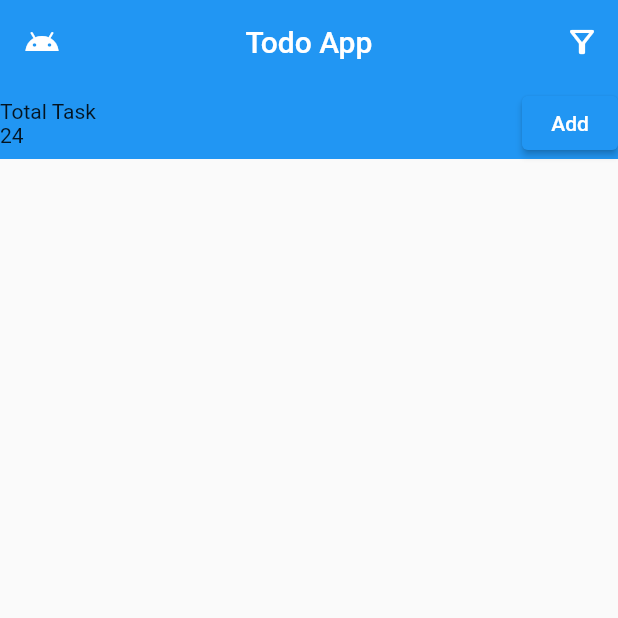
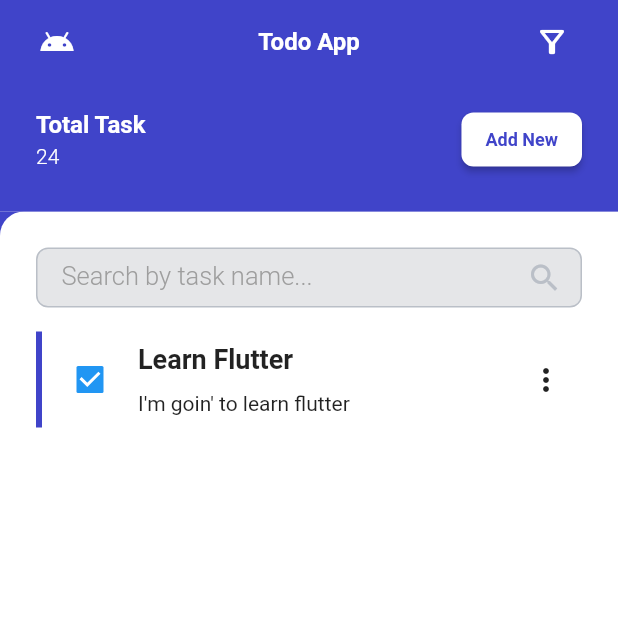
Before and after one commit to BSO-Android-2021/todo_app, a Flutter app: the screen it shows after launch, on a phone screen of 412 x 824 dp, the top half of it. Run offline on Flutter 3.47's test engine with Material 2 defaults, Android fonts, the phone set to English and light mode, and no system bars.

Commit message:
Add Home Page (blm sama dropdown euy)

```diff
--- a/lib/main.dart
+++ b/lib/main.dart
@@ -1,4 +1,5 @@
 import 'package:flutter/material.dart';
+import 'package:flutter/widgets.dart';
 
 void main() {
   runApp(const MyApp());
@@ -26,35 +27,155 @@ class MyTodo extends StatelessWidget {
   Widget build(BuildContext context) {
     return Scaffold(
       appBar: AppBar(
-        leading: Icon(Icons.android_outlined),
+        backgroundColor: Color(0xff4044C9),
+        leading: Padding(
+          padding: const EdgeInsets.only(left: 20),
+          child: Icon(Icons.android_outlined),
+        ),
         centerTitle: true,
-        title: Text("Todo App"),
+        title: Text(
+          "Todo App",
+          style: TextStyle(fontWeight: FontWeight.w700, fontSize: 16),
+        ),
         actions: [
-          IconButton(
+          Padding(
+            padding: const EdgeInsets.only(right: 20),
+            child: IconButton(
               onPressed: () {},
               icon: Icon(Icons.filter_alt_outlined),
+            ),
           ),
         ],
         elevation: 0,
         bottom: PreferredSize(
+          child: Padding(
+            padding: const EdgeInsets.only(right: 24, left: 24, bottom: 24),
             child: Row(
               mainAxisAlignment: MainAxisAlignment.spaceBetween,
               children: [
                 Column(
                   crossAxisAlignment: CrossAxisAlignment.start,
                   children: [
-                  Text("Total Task"),
-                  Text("24"),
+                    Text(
+                      "Total Task",
+                      style: TextStyle(
+                          fontSize: 16,
+                          fontWeight: FontWeight.w700,
+                          color: Colors.white),
+                    ),
+                    SizedBox(height: 4),
+                    Text(
+                      "24",
+                      style: TextStyle(
+                          fontWeight: FontWeight.w300, color: Colors.white),
+                    ),
                   ],
                 ),
                 Column(
                   children: [
-                  ElevatedButton(onPressed: () {}, child: Text("Add")),
+                    ElevatedButton(
+                      onPressed: () {},
+                      child: Text("Add New"),
+                      style: ElevatedButton.styleFrom(
+                        shape: RoundedRectangleBorder(
+                          borderRadius: BorderRadius.circular(8),
+                        ),
+                        primary: Colors.white,
+                        onPrimary: Color(0xff4044C9),
+                        textStyle: TextStyle(
+                            fontSize: 12, fontWeight: FontWeight.w700),
+                      ),
+                    ),
                   ],
                 )
               ],
             ),
-          preferredSize: Size.fromHeight(50),
+          ),
+          preferredSize: Size.fromHeight(85),
+        ),
+      ),
+      body: Container(
+        color: Color(0xff4044C9),
+        child: Container(
+          decoration: BoxDecoration(
+            color: Colors.white,
+            borderRadius: BorderRadius.only(
+              topLeft: Radius.circular(16),
+            ),
+          ),
+          child: Column(
+            children: [
+              Container(
+                margin: EdgeInsets.only(
+                  left: 24,
+                  right: 24,
+                  top: 24,
+                  bottom: 16,
+                ),
+                padding: EdgeInsets.only(left: 16.0),
+                height: 40,
+                decoration: BoxDecoration(
+                  borderRadius: BorderRadius.circular(8.0),
+                  border: Border.all(color: Color.fromRGBO(186, 191, 199, 1)),
+                  color: Color.fromRGBO(108, 117, 125, 0.18),
+                ),
+                child: TextField(
+                  decoration: InputDecoration(
+                    hintText: "Search by task name...",
+                    hintStyle: TextStyle(
+                      fontSize: 17.0,
+                      fontWeight: FontWeight.w300,
+                      color: Colors.grey,
+                    ),
+                    border: InputBorder.none,
+                    suffixIcon: Icon(
+                      Icons.search,
+                      color: Color(0xffBABFC7),
+                    ),
+                  ),
+                ),
+              ),
+              Padding(
+                padding: const EdgeInsets.symmetric(horizontal: 24),
+                child: Container(
+                  height: 64,
+                  decoration: BoxDecoration(
+                    border: Border(
+                      left: BorderSide(
+                        color: Color(0xff4044C9),
+                        width: 4,
+                      ),
+                    ),
+                  ),
+                  child: Row(
+                    children: [
+                      Padding(
+                        padding: const EdgeInsets.symmetric(horizontal: 8),
+                        child: Checkbox(value: true, onChanged: (checked) {}),
+                      ),
+                      Expanded(
+                        child: Padding(
+                          padding: const EdgeInsets.symmetric(vertical: 8),
+                          child: Column(
+                            mainAxisAlignment: MainAxisAlignment.spaceBetween,
+                            crossAxisAlignment: CrossAxisAlignment.start,
+                            children: [
+                              Text("Learn Flutter",
+                                  style: TextStyle(
+                                      fontWeight: FontWeight.w700,
+                                      fontSize: 18)),
+                              Text("I'm goin' to learn flutter")
+                            ],
+                          ),
+                        ),
+                      ),
+                      IconButton(onPressed: () {}, icon: Icon(Icons.more_vert))
+                    ],
+                  ),
+                ),
+              ),
+            ],
+          ),
         ),
       ),
     );
```
Lines whose indentation alone changed are shown as unchanged.
